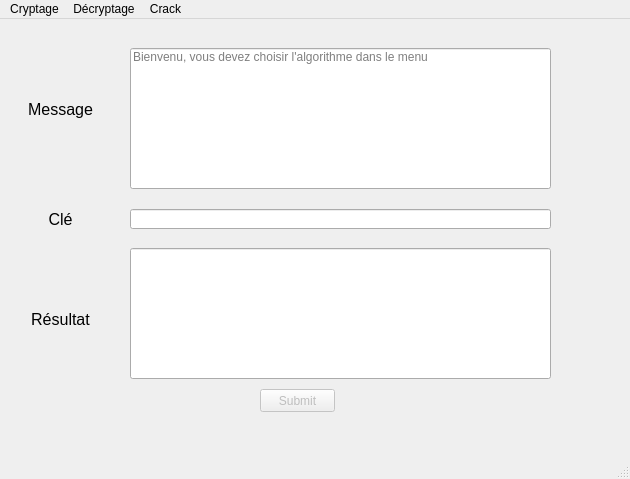
The window that UI/GUI.ui (Spielberg50/Encoder) describes before a commit, drawn with Qt 5.
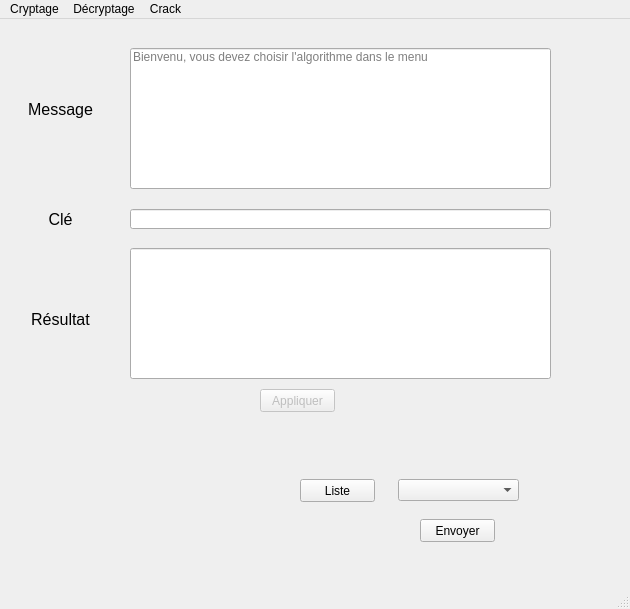
The same window after the commit.

What changed in the file:
```diff
--- a/UI/GUI.ui
+++ b/UI/GUI.ui
@@ -7,7 +7,7 @@
     <x>0</x>
     <y>0</y>
     <width>630</width>
-    <height>479</height>
+    <height>609</height>
    </rect>
   </property>
   <property name="windowTitle">
@@ -150,7 +150,43 @@
      </rect>
     </property>
     <property name="text">
-     <string>Submit</string>
+     <string>Appliquer</string>
+    </property>
+   </widget>
+   <widget class="QComboBox" name="comboBox">
+    <property name="geometry">
+     <rect>
+      <x>398</x>
+      <y>460</y>
+      <width>121</width>
+      <height>22</height>
+     </rect>
+    </property>
+   </widget>
+   <widget class="QPushButton" name="pushButton_Envoye">
+    <property name="geometry">
+     <rect>
+      <x>420</x>
+      <y>500</y>
+      <width>75</width>
+      <height>23</height>
+     </rect>
+    </property>
+    <property name="text">
+     <string>Envoyer</string>
+    </property>
+   </widget>
+   <widget class="QPushButton" name="pushButton_request">
+    <property name="geometry">
+     <rect>
+      <x>300</x>
+      <y>460</y>
+      <width>75</width>
+      <height>23</height>
+     </rect>
+    </property>
+    <property name="text">
+     <string>Liste</string>
     </property>
    </widget>
   </widget>
```
